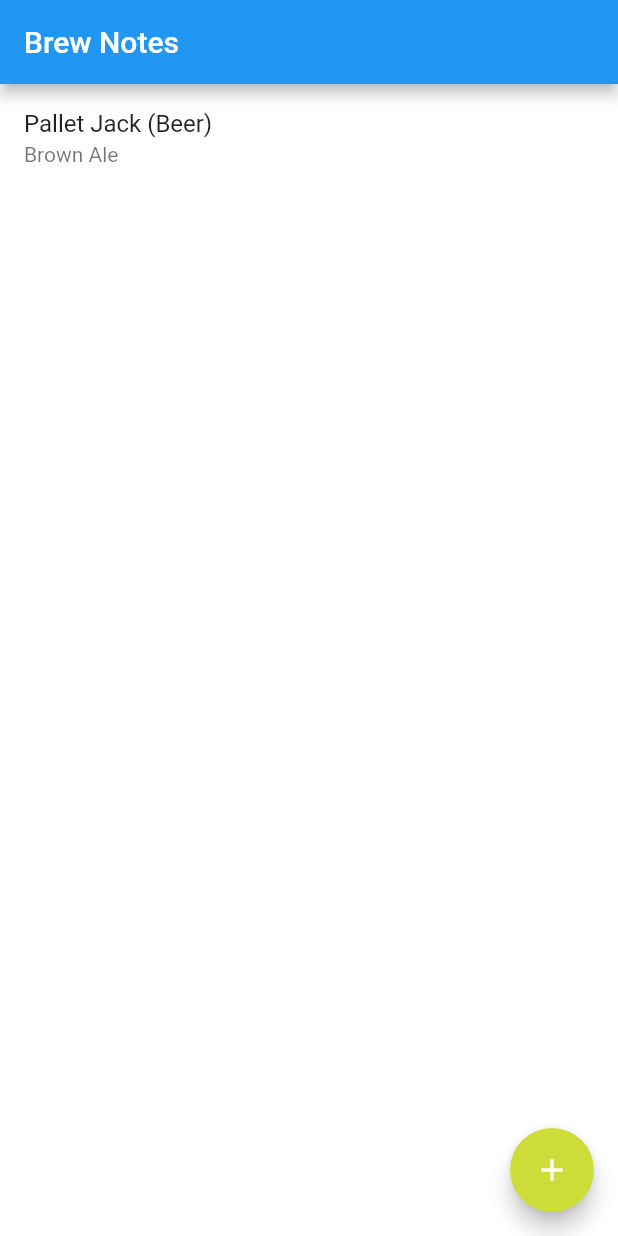
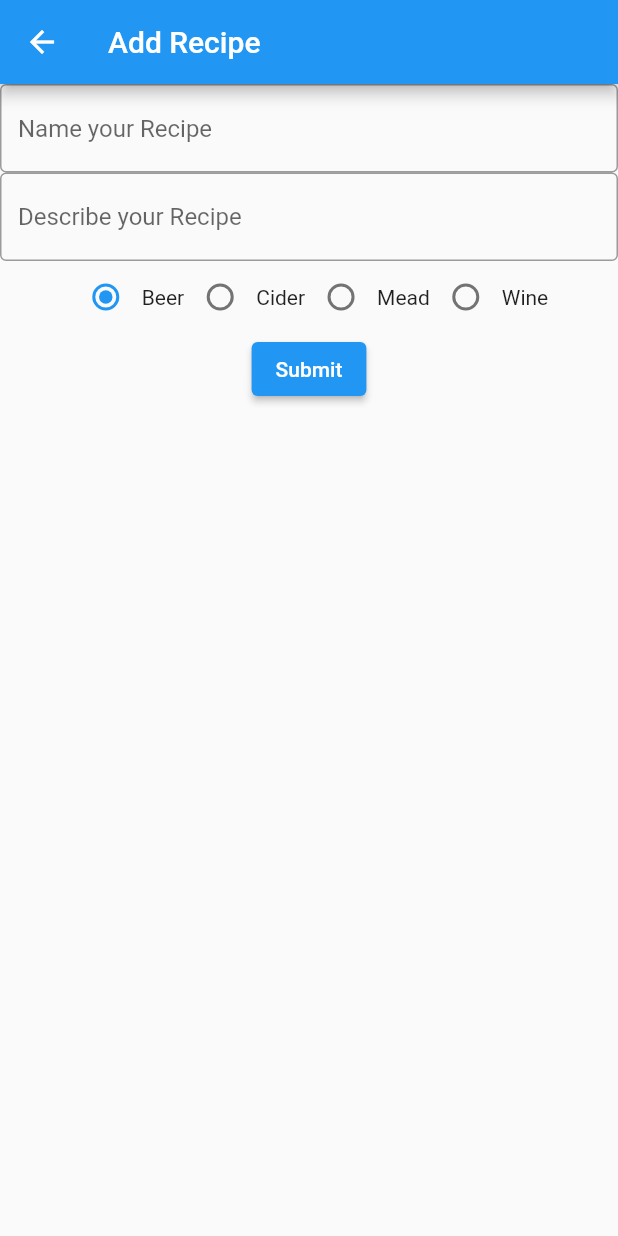
Before and after one commit to kylevgriffith/brew_notes, a Flutter app: the screen it shows after launch, after a tap on the "add" icon, on a phone screen of 412 x 824 dp. Run offline on Flutter 3.47's test engine with Material 2 defaults, Android fonts, the light colour scheme and no system bars.

Commit message:
MVP achieved!!! Can create, save, and update new recipes and attemps in Android.

```diff
--- a/lib/main.dart
+++ b/lib/main.dart
@@ -1,30 +1,19 @@
+// import 'package:brew_notes/services/FileStorage.dart';
+import 'package:brew_notes/services/FileStorage.dart';
 import 'package:flutter/material.dart';
 import 'pages/home_page.dart';
-import 'package:provider/provider.dart';
-import 'package:path_provider/path_provider.dart';
+// import 'package:provider/provider.dart';
 
 void main() {
   runApp(MyApp());
 }
 
 class MyApp extends StatelessWidget {
-  // This widget is the root of your application.
-
-  // Mocks
-  // String retrievedJson = """
-  //   [
-  //     {"type": 0, "name": "Pallet Jack", "description": "Brown Ale"},
-  //     {"type": 1, "name": "Grapefruit & Chill", "description": "Grapefruit Cider"},
-  //     {"type": 1, "name": "Bad Apple", "description": "Imperial Cider"},
-  //     {"type": 2, "name": "Short Mead", "description": "Just Mead"},
-  //     {"type": 2, "name": "Viking's Blood", "description": "Cherry Mead"},
-  //     {"type": 2, "name": "Strawberry Pepper", "description": "Weird Mead"},
-  //     {"type": 3, "name": "Prison Hooch", "description": "Sangria fr'm th' Terlit"}
-  //   ]
-  //   """;
-
   // allowed types of drinks
   static List<String> recipeTypes = ['Beer', 'Cider', 'Mead', 'Wine'];
+
+  // make file i/o object
+  // final localStorage = FileStorage();
 
   @override
   Widget build(BuildContext context) {
@@ -33,7 +22,10 @@ class MyApp extends StatelessWidget {
       theme: ThemeData(
         primarySwatch: Colors.blue,
       ),
-      home: HomePage(),
+      // home: HomePage(storage: localStorage),
+      home: HomePage(
+        storage: FileStorage(),
+      ),
     );
   }
 }
--- a/lib/pages/addRecipe.dart
+++ b/lib/pages/addRecipe.dart
@@ -0,0 +1,140 @@
+import 'package:brew_notes/main.dart';
+import 'package:brew_notes/models/models.dart';
+import 'package:flutter/material.dart';
+// import 'package:intl/intl.dart';
+
+class AddRecipeForm extends StatefulWidget {
+  @override
+  _AddRecipeFormState createState() => _AddRecipeFormState();
+}
+
+class _AddRecipeFormState extends State<AddRecipeForm> {
+  final recipeFormController1 = TextEditingController();
+  final recipeFormController2 = TextEditingController();
+  final _formKey = GlobalKey<FormState>();
+  int _radioValue1 = 0;
+
+  // late FocusNode myFocus;
+
+  @override
+  void initState() {
+    super.initState();
+
+    // Start listening for changes
+    recipeFormController1.addListener(_printLatestValue);
+    recipeFormController2.addListener(() {
+      print('${recipeFormController2.text}');
+    });
+
+    // init focus node
+    // myFocus = FocusNode();
+  }
+
+  // clean-up controller when the widget is removed from the widget tree.
+  void dispose() {
+    recipeFormController1.dispose();
+    recipeFormController2.dispose();
+    super.dispose();
+  }
+
+  // fn to print latest value
+  _printLatestValue() {
+    print("Recipe Name: ${recipeFormController1.text}");
+  }
+
+  @override
+  Widget build(BuildContext context) {
+    return Scaffold(
+      appBar: AppBar(
+        title: Text('Add Recipe'),
+      ),
+      body: Form(
+        key: _formKey,
+        child: Column(
+          children: [
+            TextFormField(
+              controller: recipeFormController1,
+              decoration: InputDecoration(
+                  border: OutlineInputBorder(), hintText: 'Name your Recipe'),
+              validator: (value) {
+                if (value == null || value.isEmpty) {
+                  return 'Please name your recipe';
+                }
+                return null;
+              },
+            ),
+            TextFormField(
+              controller: recipeFormController2,
+              decoration: InputDecoration(
+                  border: OutlineInputBorder(),
+                  hintText: 'Describe your Recipe'),
+              validator: (value) {
+                if (value == null || value.isEmpty) {
+                  return 'Please describe your recipe';
+                }
+                return null;
+              },
+            ),
+            Row(
+              mainAxisAlignment: MainAxisAlignment.center,
+              children: [
+                Radio<int>(
+                  value: 0,
+                  groupValue: _radioValue1,
+                  onChanged: (value) {
+                    setState(() {
+                      _radioValue1 = value!;
+                    });
+                  },
+                ),
+                Text('${MyApp.recipeTypes[0]}'),
+                Radio<int>(
+                  value: 1,
+                  groupValue: _radioValue1,
+                  onChanged: (value) {
+                    setState(() {
+                      _radioValue1 = value!;
+                    });
+                  },
+                ),
+                Text('${MyApp.recipeTypes[1]}'),
+                Radio<int>(
+                  value: 2,
+                  groupValue: _radioValue1,
+                  onChanged: (value) {
+                    setState(() {
+                      _radioValue1 = value!;
+                    });
+                  },
+                ),
+                Text('${MyApp.recipeTypes[2]}'),
+                Radio<int>(
+                  value: 3,
+                  groupValue: _radioValue1,
+                  onChanged: (value) {
+                    setState(() {
+                      _radioValue1 = value!;
+                    });
+                  },
+                ),
+                Text('${MyApp.recipeTypes[3]}'),
+              ],
+            ),
+            ElevatedButton(
+              onPressed: () {
+                if (_formKey.currentState!.validate()) {
+                  Navigator.pop(context, [
+                    _radioValue1,
+                    recipeFormController1.text,
+                    recipeFormController2.text
+                  ]);
+                }
+              },
+              child: Text('Submit'),
+            )
+          ],
+        ),
+      ),
+    );
+  }
+}
--- a/lib/pages/addTemp.dart
+++ b/lib/pages/addTemp.dart
@@ -57,9 +57,7 @@ class _AddTempFormState extends State<AddTempForm> {
               onPressed: () {
                 if (_formKey.currentState!.validate()) {
                   String now = DateFormat.yMd('en_US').format(DateTime.now());
-                  // ScaffoldMessenger.of(context).showSnackBar(SnackBar(
-                  //     content: Text(now + ' ' + tempFormController.text)));
-                  double temp = double.parse(tempFormController.text);
+                  int temp = int.parse(tempFormController.text);
                   Navigator.pop(context, [now, temp]);
                 }
               },
--- a/lib/pages/attempt_page.dart
+++ b/lib/pages/attempt_page.dart
@@ -151,7 +151,7 @@ class _AttemptPageState extends State<AttemptPage> {
     final result = await Navigator.push(
         context, MaterialPageRoute(builder: (context) => AddTempForm()));
     if (result is List) {
-      if (result[0] is String && result[1] is double) {
+      if (result[0] is String && result[1] is int) {
         setState(() {
           widget.attempt.temperatures
               .add(Temperature(tempTime: result[0], value: result[1]));
--- a/lib/pages/home_page.dart
+++ b/lib/pages/home_page.dart
@@ -1,8 +1,9 @@
 import 'package:brew_notes/main.dart';
 import 'package:brew_notes/pages/recipe_page.dart';
+import 'package:brew_notes/services/FileStorage.dart';
 import 'package:flutter/material.dart';
 import '../models/models.dart';
-import '../services/Services.dart';
+import 'addRecipe.dart';
 
 String bigObjJson = """
 [
@@ -35,7 +36,7 @@ String bigObjJson = """
     ],
     "attempts": [
       {
-        "start_date": "4/1/21",
+        "start_date": "4/1/2021",
         "end_date": null,
         "original_grav": 1.050,
         "final_grav": null,
@@ -48,7 +49,7 @@ String bigObjJson = """
         "notes":
         [
 	      {"note_date": "4/1/2021", "note": "First day brewing"},
-          {"note_date": "4/4/2021", "note": "Some sediment has formed at the bottom. It's not bubbling as much as yesterday. Something smells like shit."},
+          {"note_date": "4/4/2021", "note": "Some sediment has formed at the bottom. It's not bubbling as much as yesterday. Something smells."},
           {"note_date": "4/6/2021", "note": "Oh god, why?"}
 	    ]
       }
@@ -58,35 +59,78 @@ String bigObjJson = """
 """;
 
 class HomePage extends StatefulWidget {
-  HomePage() : super();
+  final FileStorage storage;
+
+  HomePage({required this.storage}) : super();
 
   @override
   _HomePageState createState() => _HomePageState();
 }
 
 class _HomePageState extends State<HomePage> {
-  List<Recipe> _recipes = recipeFromJson(bigObjJson);
-  bool _loading = false;
+  late List<Recipe> _recipes;
+  bool _loading = true;
 
-  // again, for if recipe storage moves to online
-  // (TODO: look up state initialization in flutter2)
-  // @override
-  // void initState() {
-  //   super.initState();
-  //   _loading = true;
-  //   _recipes = Services.getRecipes().then((recipes) {
-  //     setState(() {
-  //       _recipes = recipes;
-  //       _loading = false;
-  //     });
-  //   }) as List<Recipe>;
-  // }
+  @override
+  void initState() {
+    super.initState();
+    // _recipes = recipeFromJson(read);
+    widget.storage.loadData().then((List<Recipe> savedRecipes) => {
+          // setState(() {
+          //   _recipes = savedRecipes;
+          //   _loading = false;
+          // })
+          print(recipeToJson(savedRecipes)),
+
+          if (savedRecipes.isNotEmpty)
+            {
+              setState(() {
+                _recipes = savedRecipes;
+                _loading = false;
+              }),
+              print("loaded from file!!!")
+            }
+          else
+            {
+              // if save file is not found
+              setState(() {
+                _recipes = recipeFromJson(bigObjJson);
+                _loading = false;
+              })
+            }
+        });
+    // setState(() {
+    //   _recipes = recipeFromJson(bigObjJson);
+    //   _loading = false;
+    // });
+  }
 
   @override
   Widget build(BuildContext context) {
-    return Scaffold(
+    return _loading
+        ? Scaffold(
             appBar: AppBar(
-        title: Text(_loading ? 'Loading...' : 'Brew Notes'),
+              title: Text('Loading..'),
+            ),
+            body: Center(child: CircularProgressIndicator()),
+          )
+        : Scaffold(
+            appBar: AppBar(
+              title: Text('Brew Notes'),
+              actions: [
+                Padding(
+                  padding: EdgeInsets.only(right: 20.0),
+                  child: IconButton(
+                    icon: Icon(Icons.save),
+                    iconSize: 26.0,
+                    onPressed: () {
+                      _saveChanges(widget.storage, _recipes);
+                      print(
+                          '${_recipes[0].attempts[0].temperatures.last.value}');
+                    },
+                  ),
+                )
+              ],
             ),
             body: Container(
               color: Colors.white,
@@ -101,6 +145,7 @@ class _HomePageState extends State<HomePage> {
                             MyApp.recipeTypes[recipe.type] +
                             ')'),
                         subtitle: Text(recipe.description),
+                        // go to recipe details
                         onTap: () {
                           Navigator.push(
                             context,
@@ -108,12 +153,20 @@ class _HomePageState extends State<HomePage> {
                                 builder: (context) => RecipePage(recipe)),
                           );
                         },
+                        // remove recipe
+                        onLongPress: () {
+                          setState(() {
+                            _recipes.remove(recipe);
+                          });
+                        },
                       );
                     }),
               ),
             ),
             floatingActionButton: FloatingActionButton(
-        onPressed: () {}, // add recipes
+              onPressed: () {
+                _addRecipe();
+              },
               child: const Icon(Icons.add),
               backgroundColor: Colors.lime,
             ),
@@ -121,5 +174,32 @@ class _HomePageState extends State<HomePage> {
   }
 
   // add new recipe, flexible form to account for multiple ingredients?
-  _addRecipe() {}
+
+  // Expected a value of type '(() => void)?', but got one of type '_Future<dynamic>'
+  _addRecipe() async {
+    final result = await Navigator.push(
+        context, MaterialPageRoute(builder: (context) => AddRecipeForm()));
+    if (result is List) {
+      if (result[0] is int && result[1] is String && result[2] is String) {
+        // construct basic
+        final newRecipe = Recipe(
+            // TODO: find better way to make recipe ids.
+            id: _recipes.last.id + 1,
+            type: result[0],
+            name: result[1],
+            description: result[2],
+            ingredients: [],
+            attempts: []);
+        setState(() {
+          _recipes.add(newRecipe);
+        });
       }
+    }
+  }
+
+  _saveChanges(FileStorage storage, List<Recipe> data) {
+    print('Trying to save data');
+    print(recipeToJson(data));
+    return storage.writeData(data);
+  }
+}
--- a/lib/pages/recipe_page.dart
+++ b/lib/pages/recipe_page.dart
@@ -126,28 +126,22 @@ class _RecipePageState extends State<RecipePage> {
         MaterialPageRoute(
             builder: (context) =>
                 AddIngredientForm(currentIngredient: current)));
-    // do i need to check if this is a list? or can I just get a string/ not a null?
-    // if (result is List) {
     if (result is String) {
       setState(() {
         widget.recipe.ingredients[index] = result;
       });
     }
-    // }
   }
 
   // add new ingredient to list.
   _addIngredient() async {
     final result = await Navigator.push(
         context, MaterialPageRoute(builder: (context) => AddIngredientForm()));
-    // do i need to check if this is a list? or can I just get a string/ not a null?
-    // if (result is List) {
     if (result is String) {
       setState(() {
         widget.recipe.ingredients.add(result);
       });
     }
-    // }
   }
 }
 
--- /dev/null
+++ b/lib/services/FileStorage.dart
@@ -0,0 +1,48 @@
+import 'dart:async';
+import 'dart:convert';
+// import 'dart:developer';
+import 'package:path_provider/path_provider.dart';
+import 'dart:io';
+
+import '../models/models.dart';
+
+// service to load recipe data from disk and save it
+
+// class FileStorage with ChangeNotifier {
+class FileStorage {
+  Future<String> get _localPath async {
+    final directory = await getApplicationDocumentsDirectory();
+    return directory.path;
+  }
+
+  Future<File> get _localFile async {
+    final path = await _localPath;
+    return File('$path/recipes.json');
+  }
+
+  Future<List<Recipe>> loadData() async {
+    try {
+      final file = await _localFile;
+      // Read the file
+      String contents = await file.readAsString();
+      print(contents);
+      if (contents != null) {
+        // parse json file if file was saved before
+        return recipeFromJson(contents);
+        // notifyListeners(); // this is not right for how I have this now
+      }
+    } on FileSystemException catch (_) {
+      // the file did not exist before
+    } catch (e) {
+      // log(e);
+      print(e);
+    }
+    return <Recipe>[];
+  }
+
+  Future<File> writeData(List<Recipe> data) async {
+    final file = await _localFile;
+    // write the file
+    return file.writeAsString(recipeToJson(data));
+  }
+}
--- a/pubspec.yaml
+++ b/pubspec.yaml
@@ -51,6 +51,7 @@ flutter:
 
   # To add assets to your application, add an assets section, like this:
   # assets:
+    # - data/recipes.json
   #   - images/a_dot_burr.jpeg
   #   - images/a_dot_ham.jpeg
 
```
Also changed, not shown: lib/data/recipes.json (+29 -18 lines), lib/services/Services.dart (+50 -0 lines). Lines whose indentation alone changed are shown as unchanged.
